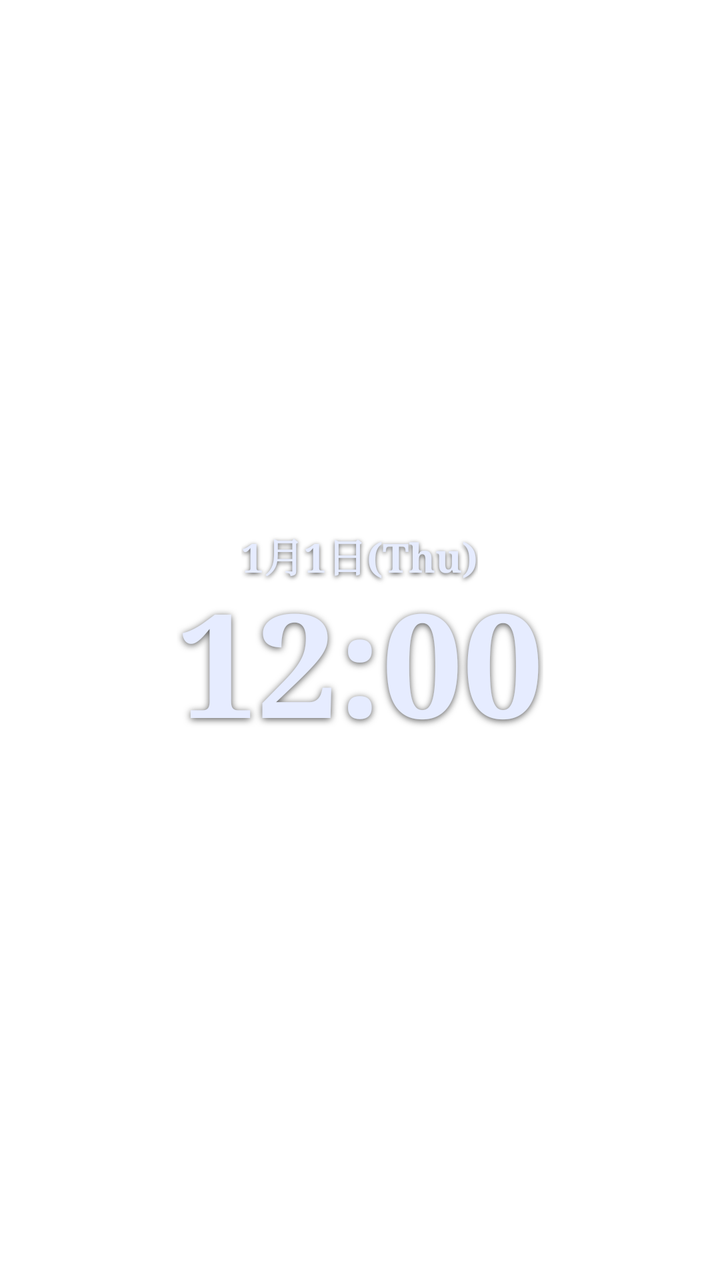
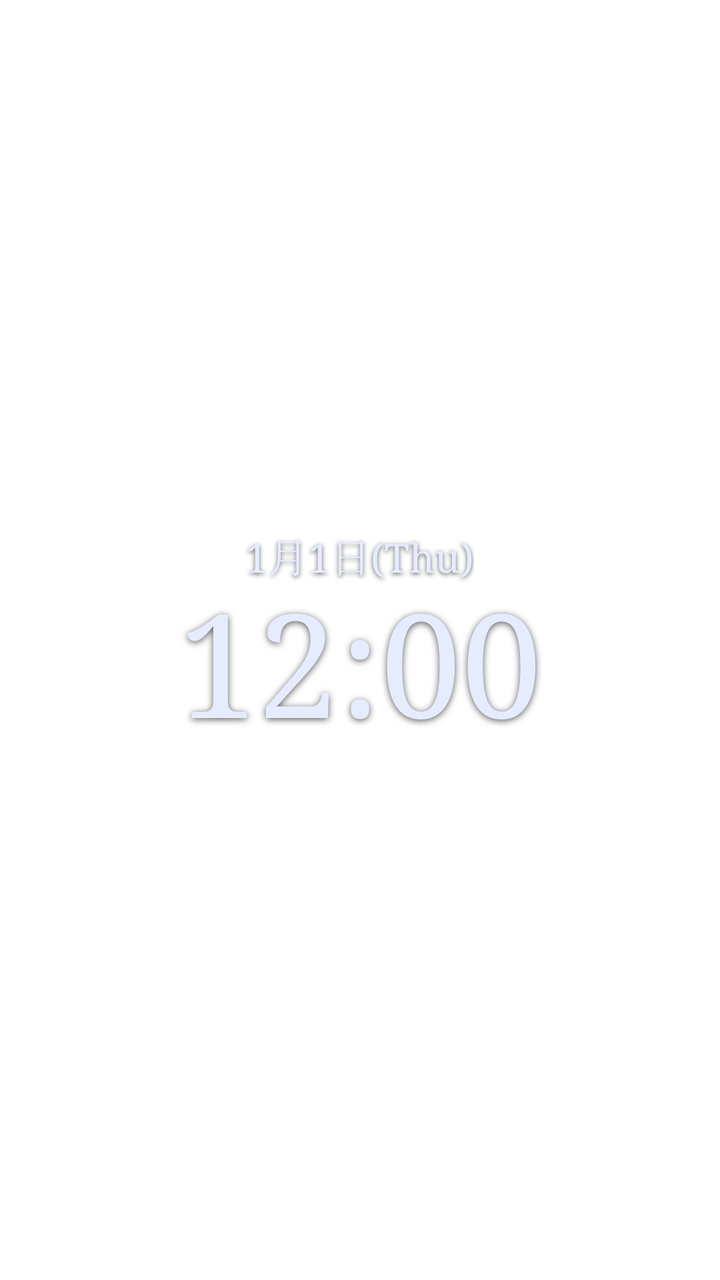

Two renders of the same Android screen: before a commit and after it. Below are the layout's source before the change and the commit's diff.
<!-- AndroidManifest.xml: fallback theme Theme.MaterialComponents.DayNight.NoActionBar -->
<!-- res/layout/widget_12.xml -->
<?xml version="1.0" encoding="utf-8"?>
<LinearLayout xmlns:android="http://schemas.android.com/apk/res/android"
    android:id="@+id/root"
    android:layout_width="match_parent"
    android:layout_height="match_parent"
    android:background="@android:color/transparent"
    android:gravity="center"
    android:orientation="vertical">

    <TextClock
        android:id="@+id/date"
        android:fontFamily="serif"
        android:textStyle="bold"
        android:textFontWeight="600"
        android:layout_width="wrap_content"
        android:layout_height="wrap_content"
        android:format12Hour="M月d日(E)"
        android:format24Hour="M月d日(E)"
        android:textColor="#FFE6ECFF"
        android:textSize="20sp"
        android:shadowColor="#AA000000"
        android:shadowDy="2"
        android:shadowRadius="6" />

    <TextClock
        android:id="@+id/time"
        android:fontFamily="serif"
        android:textStyle="bold"
        android:textFontWeight="600"
        android:layout_width="wrap_content"
        android:layout_height="wrap_content"
        android:format12Hour="h:mm"
        android:format24Hour="h:mm"
                android:includeFontPadding="false"
        android:textColor="#FFE6ECFF"
        android:textSize="72sp"
        android:shadowColor="#AA000000"
        android:shadowDy="2"
        android:shadowRadius="8" />
</LinearLayout>
<!-- resources referenced by this layout -->
<resources>

</resources>

<!-- the commit's change to res/layout/widget_12.xml (unified diff, before → after) -->
@@ -10,8 +10,6 @@
     <TextClock
         android:id="@+id/date"
         android:fontFamily="serif"
-        android:textStyle="bold"
-        android:textFontWeight="600"
         android:layout_width="wrap_content"
         android:layout_height="wrap_content"
         android:format12Hour="M月d日(E)"
@@ -25,8 +23,6 @@
     <TextClock
         android:id="@+id/time"
         android:fontFamily="serif"
-        android:textStyle="bold"
-        android:textFontWeight="600"
         android:layout_width="wrap_content"
         android:layout_height="wrap_content"
         android:format12Hour="h:mm"
